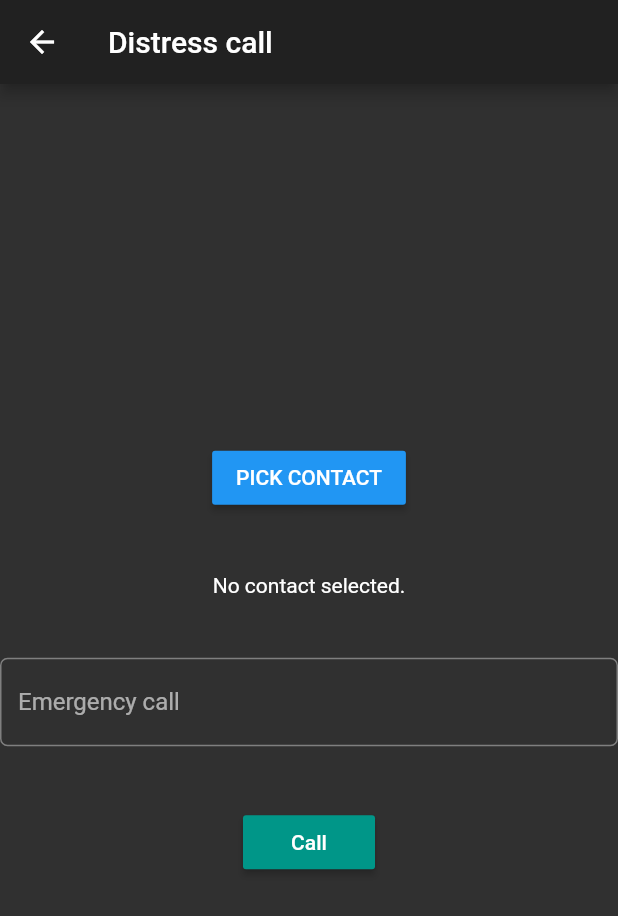
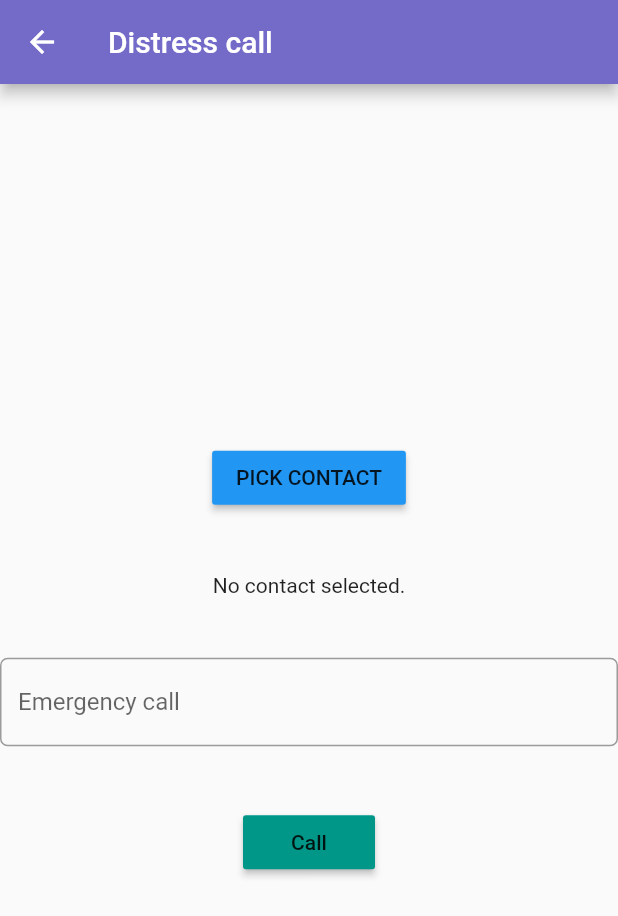
Before and after one commit to Nashkim254/kdharura, a Flutter app: the screen it shows once a user with an empty profile is signed in, after a tap on "Distress call", on a phone screen of 412 x 824 dp. Shown: the top 916 px of the screen. Run offline on Flutter 3.47's test engine with Material 2 defaults, Android fonts, the phone set to English and light mode, and no system bars; our stand-ins replace cloud_firestore, firebase_auth, firebase_core, firebase_storage, google_maps_flutter, image_picker and 1 more; missing offline and left inert: contact_picker, flutter_webview_plugin; accounts and stored records are empty; network calls fail.

```diff
--- a/lib/app_screens/home_page.dart
+++ b/lib/app_screens/home_page.dart
@@ -1,6 +1,5 @@
 import 'package:dharura_app/app_screens/about.dart';
 import 'package:dharura_app/app_screens/accident.dart';
-import 'package:dharura_app/app_screens/admin_page.dart';
 import 'package:dharura_app/app_screens/aid.dart';
 import 'package:dharura_app/app_screens/ambulance.dart';
 import 'package:dharura_app/app_screens/breakdown.dart';
@@ -101,7 +100,7 @@ class _HomePageState extends State<HomePage> {
                 checkoutColor = false;
               });
               Navigator.of(context)
-                  .push(MaterialPageRoute(builder: (ctx) => About()));
+                  .push(MaterialPageRoute(builder: (ctx) => Help()));
             },
             leading: Icon(Icons.help),
             title: Text("About"),
--- a/lib/app_screens/location.dart
+++ b/lib/app_screens/location.dart
@@ -1,7 +1,8 @@
 import 'package:flutter/material.dart';
 import 'package:contact_picker/contact_picker.dart';
 import 'package:url_launcher/url_launcher.dart';
-class Location extends StatefulWidget{
+
+class Location extends StatefulWidget {
   @override
   _LocationState createState() => new _LocationState();
 }
@@ -12,19 +13,13 @@ class _LocationState extends State<Location> {
   TextEditingController textEditingController;
   @override
   void initState() {
-   textEditingController =TextEditingController();
+    textEditingController = TextEditingController();
     super.initState();
   }
 
   @override
   Widget build(BuildContext context) {
-    return MaterialApp(
-      debugShowCheckedModeBanner: false,
-      theme: ThemeData(
-        brightness: Brightness.dark,
-        accentColor: Colors.teal,
-      ),
-      home:Scaffold(
+    return Scaffold(
       resizeToAvoidBottomPadding: false,
       appBar: AppBar(
         leading: IconButton(
@@ -34,12 +29,9 @@ class _LocationState extends State<Location> {
           },
         ),
         title: Text('Distress call'),
-
       ),
-      body:Center(
-         child: Column(
-           mainAxisSize: MainAxisSize.min,
-           children: <Widget>[
+      body: Center(
+        child: Column(mainAxisSize: MainAxisSize.min, children: <Widget>[
           new MaterialButton(
             color: Colors.blue,
             child: new Text("PICK CONTACT"),
@@ -49,21 +41,20 @@ class _LocationState extends State<Location> {
                 _contact = contact;
               });
             },
-
           ),
-             Padding (
+          Padding(
             padding: EdgeInsets.only(top: 20.0, bottom: 20.0),
           ),
           new GestureDetector(
-               onTap: (){
-             String phone = "tel:" +_contact.toString();
+            onTap: () {
+              String phone = "tel:" + _contact.toString();
               launch(phone);
             },
-               child:Text(
+            child: Text(
               _contact == null ? 'No contact selected.' : _contact.toString(),
             ),
           ),
-             Padding (
+          Padding(
             padding: EdgeInsets.only(top: 20.0, bottom: 20.0),
           ),
           TextFormField(
@@ -73,8 +64,9 @@ class _LocationState extends State<Location> {
                 hintText: 'Enter Emegency no. here:e.g 911',
                 border: OutlineInputBorder(
                     borderRadius: BorderRadius.circular(5.0))),
-               controller: textEditingController ,),
-             Padding (
+            controller: textEditingController,
+          ),
+          Padding(
             padding: EdgeInsets.only(top: 20.0, bottom: 20.0),
           ),
           RaisedButton(
@@ -82,17 +74,14 @@ class _LocationState extends State<Location> {
               child: Text('Call'),
               onPressed: () {
                 call1();
-                 }
-             )
-           ]
+              })
+        ]),
       ),
-      ),
-      )
     );
   }
 
   void call1() {
-String phone = "tel:" +textEditingController.text;
+    String phone = "tel:" + textEditingController.text;
     launch(phone);
   }
 }
```
Also changed, not shown: lib/app_screens/about.dart (+34 -15 lines), lib/app_screens/help.dart (+0 -11 lines), 2 other files. Lines whose indentation alone changed are shown as unchanged.
